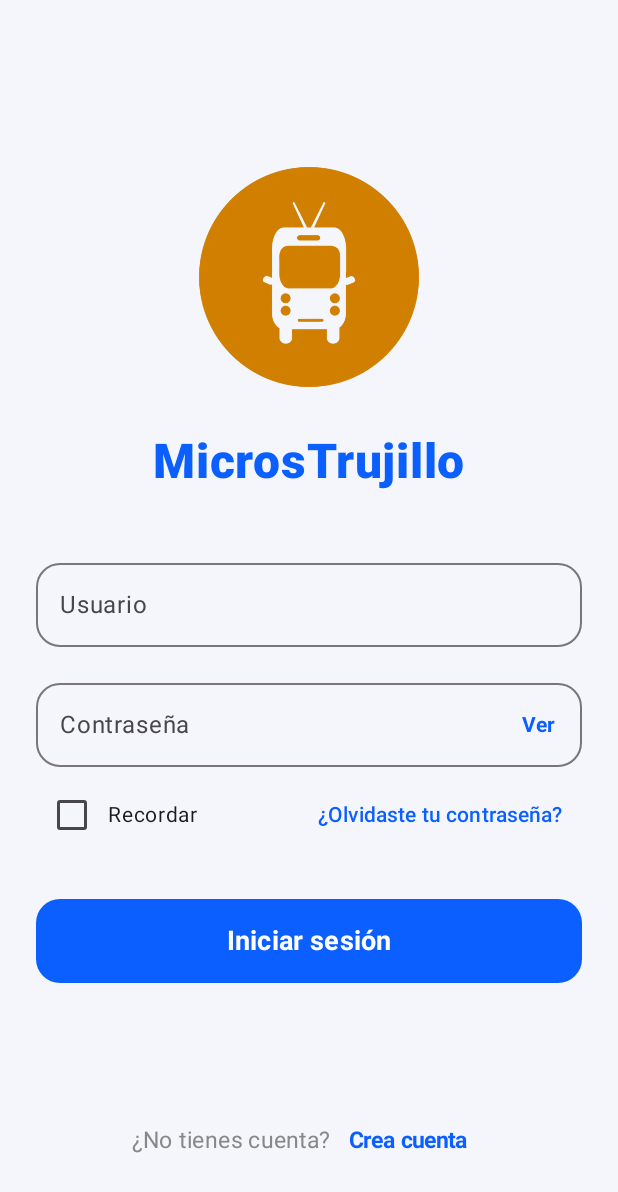
After one commit to damr89/MicrosTrujillo, an Android app built with Jetpack Compose: the composable PantallaLogin shown on its own in the app's theme, on a phone screen of 412 x 824 dp. The commit adds this screen. Shown: the top 1192 px of the screen. Run offline under Robolectric (Android 15) with nearby library versions, the phone set to English and light mode, and no system bars.

Commit message:
Front del Login

```diff
--- /dev/null
+++ b/app/src/main/java/com/example/microstrujillo/presentation/PantallaLogin.kt
@@ -0,0 +1,141 @@
+package com.example.microstrujillo.presentation
+
+import androidx.compose.foundation.background
+import androidx.compose.foundation.layout.*
+import androidx.compose.foundation.shape.CircleShape
+import androidx.compose.foundation.shape.RoundedCornerShape
+import androidx.compose.material3.*
+import androidx.compose.runtime.*
+import androidx.compose.ui.Alignment
+import androidx.compose.ui.Modifier
+import androidx.compose.ui.draw.clip
+import androidx.compose.ui.graphics.Color
+import androidx.compose.ui.text.font.FontWeight
+import androidx.compose.ui.text.input.PasswordVisualTransformation
+import androidx.compose.ui.res.painterResource
+import androidx.compose.ui.text.input.VisualTransformation
+import androidx.compose.ui.unit.dp
+import androidx.compose.ui.unit.sp
+import com.example.microstrujillo.R
+import com.example.microstrujillo.ui.theme.Azul
+
+@Composable
+fun PantallaLogin(
+    onLoginSuccess: () -> Unit
+) {
+    var usuario by remember { mutableStateOf("") }
+    var contrasena by remember { mutableStateOf("") }
+    var recordar by remember { mutableStateOf(false) }
+    var passwordVisible by remember { mutableStateOf(false) }
+
+    Column(
+        modifier = Modifier
+            .fillMaxSize()
+            .padding(24.dp),
+        horizontalAlignment = Alignment.CenterHorizontally,
+        verticalArrangement = Arrangement.Center
+    ) {
+        Spacer(modifier = Modifier.weight(1f))
+
+        // Logo
+        Box(
+            modifier = Modifier
+                .size(160.dp),
+            contentAlignment = Alignment.Center
+        ) {
+            androidx.compose.foundation.Image(
+                painter = painterResource(id = R.drawable.logo_micro_real),
+                contentDescription = "Logo",
+                modifier = Modifier.fillMaxSize()
+            )
+        }
+
+        Spacer(modifier = Modifier.height(24.dp))
+
+        // Título de la app
+        Text(
+            text = "MicrosTrujillo",
+            fontSize = 32.sp,
+            fontWeight = FontWeight.Black,
+            color = Azul
+        )
+
+        Spacer(modifier = Modifier.height(40.dp))
+
+        // Campo de texto de Usuario
+        OutlinedTextField(
+            value = usuario,
+            onValueChange = { usuario = it },
+            label = { Text("Usuario") },
+            modifier = Modifier.fillMaxWidth(),
+            shape = RoundedCornerShape(16.dp),
+            singleLine = true
+        )
+
+        Spacer(modifier = Modifier.height(16.dp))
+
+        // Campo de texto de Contraseña
+        OutlinedTextField(
+            value = contrasena,
+            onValueChange = { contrasena = it },
+            label = { Text("Contraseña") },
+            modifier = Modifier.fillMaxWidth(),
+            shape = RoundedCornerShape(16.dp),
+            singleLine = true,
+            visualTransformation = if (passwordVisible) VisualTransformation.None else PasswordVisualTransformation(),
+            trailingIcon = {
+                TextButton(onClick = { passwordVisible = !passwordVisible }) {
+                    Text(if (passwordVisible) "Ocultar" else "Ver", color = Azul, fontWeight = FontWeight.Bold)
+                }
+            }
+        )
+
+        Spacer(modifier = Modifier.height(8.dp))
+
+        // Casilla Recordar y Botón de Olvidaste contraseña
+        Row(
+            modifier = Modifier.fillMaxWidth(),
+            verticalAlignment = Alignment.CenterVertically,
+            horizontalArrangement = Arrangement.SpaceBetween
+        ) {
+            Row(verticalAlignment = Alignment.CenterVertically) {
+                Checkbox(
+                    checked = recordar,
+                    onCheckedChange = { recordar = it }
+                )
+                Text(text = "Recordar", fontSize = 14.sp)
+            }
+
+            TextButton(onClick = { /* Acción para recuperar contraseña */ }) {
+                Text(text = "¿Olvidaste tu contraseña?", fontSize = 14.sp, color = Azul)
+            }
+        }
+
+        Spacer(modifier = Modifier.height(32.dp))
+
+        // Botón principal de Iniciar Sesión
+        Button(
+            onClick = onLoginSuccess,
+            modifier = Modifier
+                .fillMaxWidth()
+                .height(56.dp),
+            shape = RoundedCornerShape(16.dp),
+            colors = ButtonDefaults.buttonColors(containerColor = Azul)
+        ) {
+            Text(text = "Iniciar sesión", fontSize = 18.sp, fontWeight = FontWeight.Bold)
+        }
+
+        Spacer(modifier = Modifier.weight(1f))
+
+        // Crear Cuenta
+        Row(
+            verticalAlignment = Alignment.CenterVertically,
+            modifier = Modifier.padding(bottom = 16.dp)
+        ) {
+            Text(text = "¿No tienes cuenta?", fontSize = 15.sp, color = Color.Gray)
+            TextButton(onClick = { /* Acción para crear cuenta */ }) {
+                Text(text = "Crea cuenta", fontSize = 15.sp, fontWeight = FontWeight.Bold, color = Azul)
+            }
+        }
+    }
+}
--- a/app/src/main/java/com/example/microstrujillo/presentation/Pantallas.kt
+++ b/app/src/main/java/com/example/microstrujillo/presentation/Pantallas.kt
@@ -137,7 +137,7 @@ fun PantallaInicio(
             Modifier.padding(16.dp),
             verticalArrangement = Arrangement.spacedBy(16.dp)
         ) {
-            TarjetaAccion("🗺️", "Pedir un micro", "Selecciona tu origen y destino", onIrRadar)
+            TarjetaAccion("🗺️", "Transporte", "Selecciona tu origen y destino", onIrRadar)
             TarjetaAccion("💳", "Mi billetera", "Saldo y recargas", onIrBilletera)
 
             Spacer(modifier = Modifier.weight(1f))
--- a/app/src/main/java/com/example/microstrujillo/presentation/TransportApp.kt
+++ b/app/src/main/java/com/example/microstrujillo/presentation/TransportApp.kt
@@ -16,6 +16,7 @@ import androidx.navigation.compose.currentBackStackEntryAsState
 import androidx.navigation.compose.rememberNavController
 
 object Destinos {
+    const val LOGIN = "login"
     const val INICIO = "inicio"
     const val RADAR = "radar"
     const val BILLETERA = "billetera"
@@ -39,6 +40,7 @@ fun TransportApp(vm: TransportViewModel = viewModel()) {
 
     Scaffold(
         bottomBar = {
+            if (actual != Destinos.LOGIN) {
                 NavigationBar {
                     items.forEach { item ->
                         NavigationBarItem(
@@ -55,8 +57,18 @@ fun TransportApp(vm: TransportViewModel = viewModel()) {
                     }
                 }
             }
+        }
     ) { padding ->
-        NavHost(nav, startDestination = Destinos.INICIO, modifier = Modifier.padding(padding)) {
+        NavHost(nav, startDestination = Destinos.LOGIN, modifier = Modifier.padding(padding)) {
+            composable(Destinos.LOGIN) {
+                PantallaLogin(
+                    onLoginSuccess = {
+                        nav.navigate(Destinos.INICIO) {
+                            popUpTo(Destinos.LOGIN) { inclusive = true }
+                        }
+                    }
+                )
+            }
             composable(Destinos.INICIO) {
                 PantallaInicio(
                     accesible = accesible,
```
Also changed, not shown: app/src/main/res/drawable/logo_micro.png (added), app/src/main/res/drawable/logo_micro_real.png (added). Lines whose indentation alone changed are shown as unchanged.
